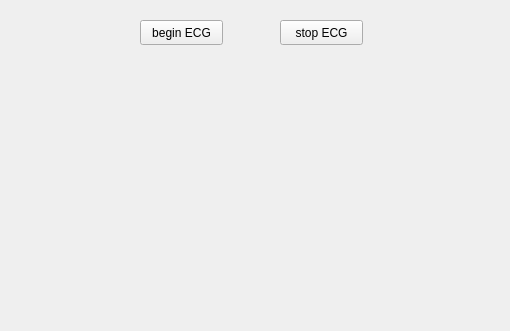
Above: mainwindow.ui from nicwatson/aed-project before the change; both pictures show x 290 to 800 and y 150 to 481 of the 800 by 600 pixel window. Below: the same form after it.
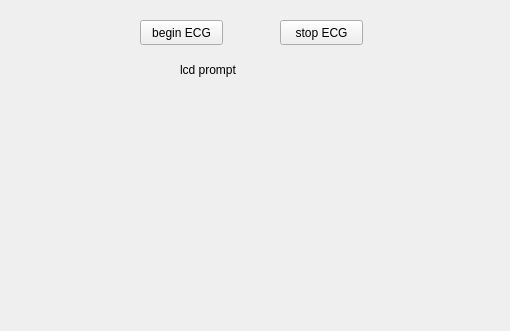
That is the form after the change. Custom widgets are drawn as their Qt base class.

```diff
--- a/mainwindow.ui
+++ b/mainwindow.ui
@@ -134,19 +134,6 @@
      <string>Attach pads</string>
     </property>
    </widget>
-   <widget class="QLabel" name="ecgWaveform">
-    <property name="geometry">
-     <rect>
-      <x>370</x>
-      <y>210</y>
-      <width>241</width>
-      <height>211</height>
-     </rect>
-    </property>
-    <property name="text">
-     <string/>
-    </property>
-   </widget>
    <widget class="QPushButton" name="beginECGButton">
     <property name="geometry">
      <rect>
@@ -212,6 +199,29 @@
      <string>Non-shockable</string>
     </property>
    </widget>
+   <widget class="QCustomPlot" name="ecgGraph" native="true">
+    <property name="geometry">
+     <rect>
+      <x>420</x>
+      <y>250</y>
+      <width>181</width>
+      <height>101</height>
+     </rect>
+    </property>
+   </widget>
+   <widget class="QLabel" name="lcdPrompt">
+    <property name="geometry">
+     <rect>
+      <x>470</x>
+      <y>210</y>
+      <width>231</width>
+      <height>20</height>
+     </rect>
+    </property>
+    <property name="text">
+     <string>lcd prompt</string>
+    </property>
+   </widget>
   </widget>
   <widget class="QMenuBar" name="menubar">
    <property name="geometry">
@@ -226,6 +236,12 @@
   <widget class="QStatusBar" name="statusbar"/>
  </widget>
  <customwidgets>
+  <customwidget>
+   <class>QCustomPlot</class>
+   <extends>QWidget</extends>
+   <header>qcustomplot.h</header>
+   <container>1</container>
+  </customwidget>
   <customwidget>
    <class>aedGui::LampWidget</class>
    <extends>QWidget</extends>
```
